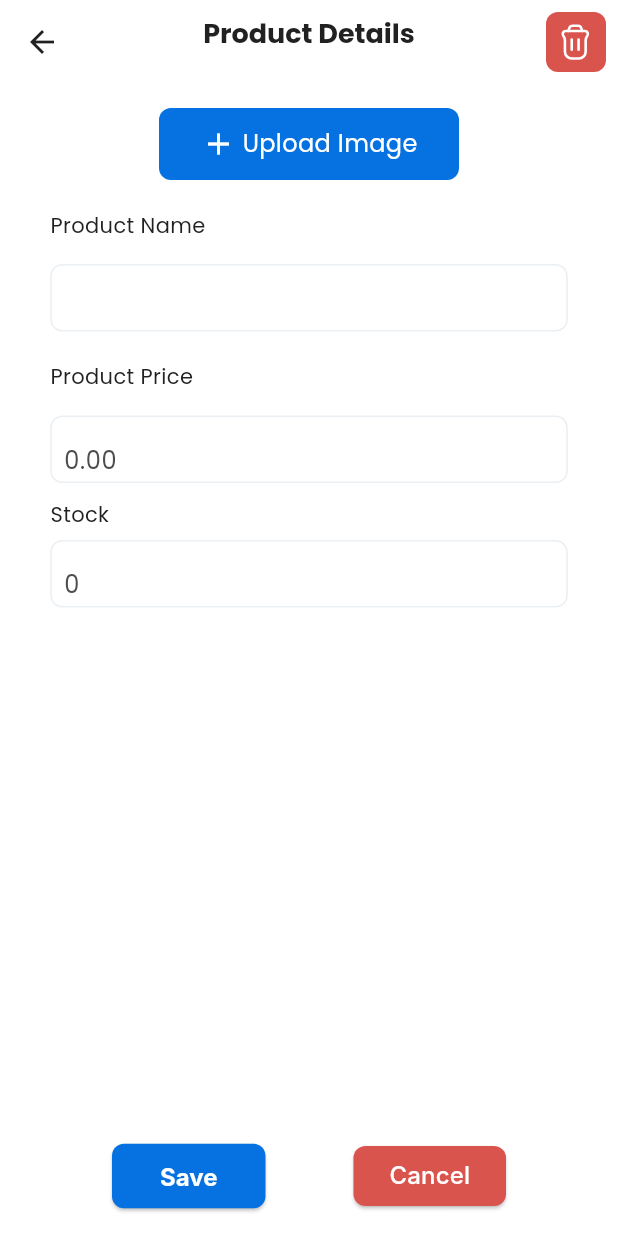
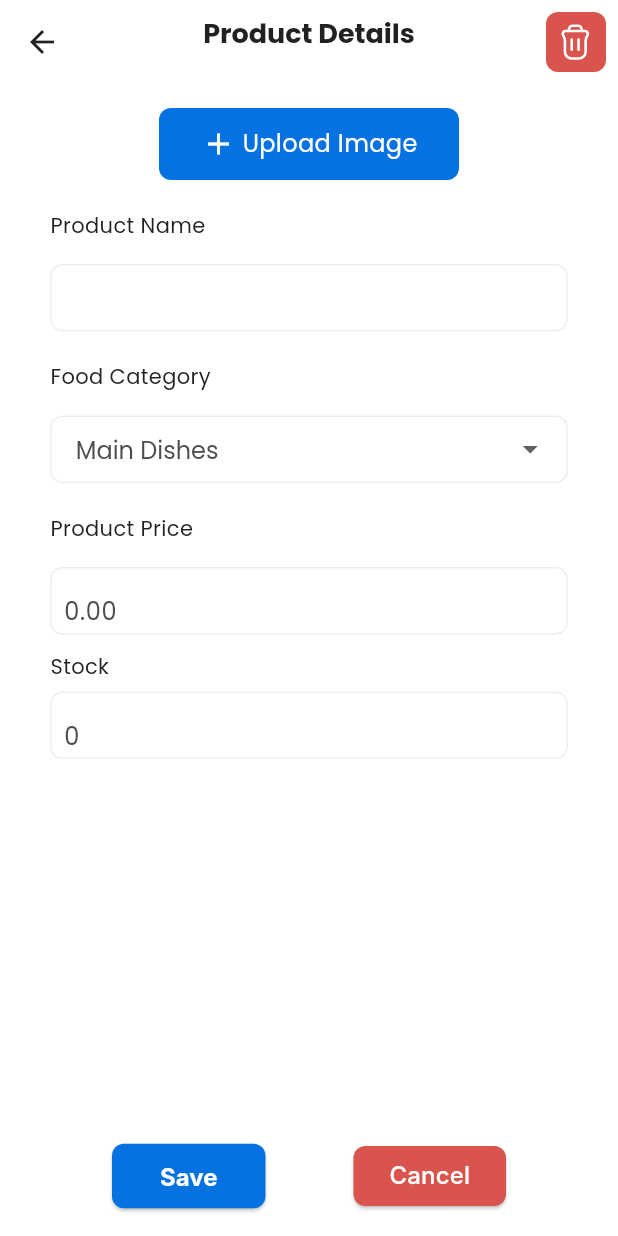
Before and after one commit to albertomarkallen/OneSync, a Flutter app: the ProductDetailsScreen screen opened directly with empty values, on a phone screen of 412 x 824 dp. Run offline on Flutter 3.47's test engine with Material 3 defaults, Android fonts, the phone set to English and light mode, and no system bars; our stand-ins replace cloud_firestore, csv, dotted_border, firebase_auth, firebase_core, firebase_database and 4 more; missing offline and left inert: tflite_flutter; accounts and stored records are empty; network calls fail; Roboto replaces fonts that are missing (Inter).

Commit message:
[Fix][Krennt] - Add Food Category on Product Details - Overwrite, Create inside the Firestore

```diff
--- a/OneSync (Vendor)/lib/screens/MenuList/product_details_screen.dart
+++ b/OneSync (Vendor)/lib/screens/MenuList/product_details_screen.dart
@@ -20,6 +20,12 @@ class ProductDetailsScreen extends StatefulWidget {
 }
 
 class _ProductDetailsScreenState extends State<ProductDetailsScreen> {
+  String _selectedCategory = 'Main Dishes';
+  List<String> categoriesList = [
+    'Main Dishes',
+    'Snacks',
+    'Beverages',
+  ];
   late TextEditingController _nameController;
   late TextEditingController _priceController;
   late TextEditingController _stockController;
@@ -45,6 +51,7 @@ class _ProductDetailsScreenState extends State<ProductDetailsScreen> {
   Future<void> _saveProductDetails() async {
     String productName = widget.product.name;
     String userID = FirebaseAuth.instance.currentUser!.uid;
+
     FirebaseFirestore db = FirebaseFirestore.instance;
     try {
       var querySnapshot = await db
@@ -61,6 +68,7 @@ class _ProductDetailsScreenState extends State<ProductDetailsScreen> {
           'name': _nameController.text,
           'price': double.parse(_priceController.text),
           'stock': int.parse(_stockController.text),
+          'category': _selectedCategory,
         });
 
         Navigator.of(context).pop();
@@ -101,6 +109,7 @@ class _ProductDetailsScreenState extends State<ProductDetailsScreen> {
         'stock': int.parse(_stockController.text),
         'price': double.parse(_priceController.text),
         'imageUrl': widget.product.imageUrl,
+        'category': _selectedCategory, // Include the category
       });
 
       ScaffoldMessenger.of(context).showSnackBar(
@@ -361,6 +370,67 @@ class _ProductDetailsScreenState extends State<ProductDetailsScreen> {
               crossAxisAlignment: CrossAxisAlignment.start,
               children: [
                 Text(
+                  'Food Category',
+                  style: TextStyle(
+                    color: Color(0xFF212121),
+                    fontSize: 14,
+                    fontFamily: 'Poppins',
+                    fontWeight: FontWeight.w500,
+                  ),
+                ),
+                SizedBox(height: 16),
+                Container(
+                  width: 345,
+                  height: 45,
+                  alignment: Alignment.center,
+                  decoration: ShapeDecoration(
+                    color: Colors.white,
+                    shape: RoundedRectangleBorder(
+                      side: BorderSide(width: 1, color: Color(0x3FABBED1)),
+                      borderRadius: BorderRadius.circular(8),
+                    ),
+                  ),
+                  child: DropdownButtonFormField<String>(
+                    value: _selectedCategory,
+                    onChanged: (newValue) {
+                      setState(() {
+                        _selectedCategory = newValue!;
+                      });
+                    },
+                    items: categoriesList
+                        .map<DropdownMenuItem<String>>((String value) {
+                      return DropdownMenuItem<String>(
+                        value: value,
+                        child: Text(value),
+                      );
+                    }).toList(),
+                    decoration: InputDecoration(
+                      border: OutlineInputBorder(
+                        borderRadius: BorderRadius.circular(8),
+                        borderSide: BorderSide
+                            .none, // Ensures no visible border around the dropdown
+                      ),
+                      contentPadding: EdgeInsets.symmetric(
+                          horizontal: 12, vertical: 10), // Adjusted padding
+                    ),
+                    style: TextStyle(
+                      color: Color(0xFF4D4D4D),
+                      fontSize: 16,
+                      fontFamily: 'Poppins',
+                    ),
+                    dropdownColor: Colors.white,
+                    iconSize: 24,
+                    isExpanded:
+                        true, // Ensures the dropdown fills the width of its parent container
+                  ),
+                ),
+              ],
+            ),
+            const SizedBox(height: 20.0),
+            Column(
+              crossAxisAlignment: CrossAxisAlignment.start,
+              children: [
+                Text(
                   'Product Price',
                   style: TextStyle(
                     color: Color(0xFF212121),
```
